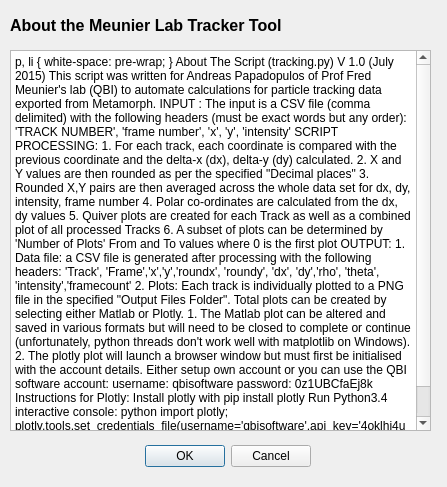
Qt form tracker_help.ui (QBI-Microscopy/Tracking) before a commit.
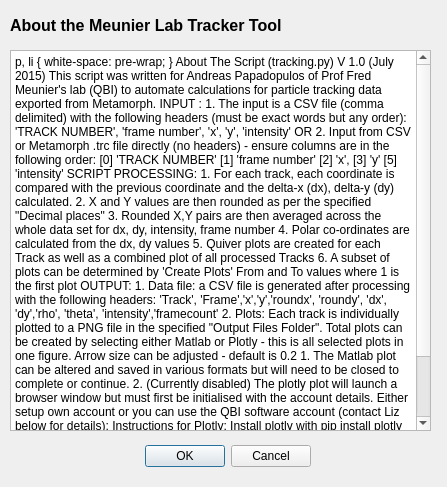
The same form after that commit.

Commit message: Added input from .trc file (Metamorph output) Added arrow size changer Updated help Updated plotting params

Patch:
```diff
--- a/tracker_help.ui
+++ b/tracker_help.ui
@@ -62,8 +62,14 @@
 &lt;p style=&quot; margin-top:0px; margin-bottom:0px; margin-left:0px; margin-right:0px; -qt-block-indent:0; text-indent:0px;&quot;&gt;&lt;span style=&quot; font-size:8pt;&quot;&gt;V 1.0 (July 2015)&lt;/span&gt;&lt;/p&gt;
 &lt;p style=&quot; margin-top:0px; margin-bottom:0px; margin-left:0px; margin-right:0px; -qt-block-indent:0; text-indent:0px;&quot;&gt;This script was written for Andreas Papadopulos of Prof Fred Meunier's lab (QBI) to automate calculations for particle tracking data exported from Metamorph.&lt;/p&gt;
 &lt;p style=&quot;-qt-paragraph-type:empty; margin-top:0px; margin-bottom:0px; margin-left:0px; margin-right:0px; -qt-block-indent:0; text-indent:0px;&quot;&gt;&lt;br /&gt;&lt;/p&gt;
-&lt;p style=&quot; margin-top:0px; margin-bottom:0px; margin-left:0px; margin-right:0px; -qt-block-indent:0; text-indent:0px;&quot;&gt;&lt;span style=&quot; font-weight:600;&quot;&gt;INPUT&lt;/span&gt;: The input is a CSV file (comma delimited) with the following headers (must be exact words but any order):&lt;/p&gt;
-&lt;p style=&quot; margin-top:0px; margin-bottom:0px; margin-left:0px; margin-right:0px; -qt-block-indent:0; text-indent:0px;&quot;&gt; 'TRACK NUMBER', 'frame number', 'x', 'y', 'intensity'&lt;/p&gt;
+&lt;p style=&quot; margin-top:0px; margin-bottom:0px; margin-left:0px; margin-right:0px; -qt-block-indent:0; text-indent:0px;&quot;&gt;&lt;span style=&quot; font-weight:600;&quot;&gt;INPUT&lt;/span&gt;: &lt;/p&gt;
+&lt;p style=&quot; margin-top:0px; margin-bottom:0px; margin-left:0px; margin-right:0px; -qt-block-indent:0; text-indent:0px;&quot;&gt;1. The input is a CSV file (comma delimited) with the following headers (must be exact words but any order):  'TRACK NUMBER', 'frame number', 'x', 'y', 'intensity'  OR&lt;/p&gt;
+&lt;p style=&quot; margin-top:0px; margin-bottom:0px; margin-left:0px; margin-right:0px; -qt-block-indent:0; text-indent:0px;&quot;&gt;2. Input from CSV or Metamorph .trc file directly (no headers) - ensure columns are in the following order: &lt;/p&gt;
+&lt;p style=&quot; margin-top:0px; margin-bottom:0px; margin-left:0px; margin-right:0px; -qt-block-indent:0; text-indent:0px;&quot;&gt;[0] 'TRACK NUMBER'&lt;/p&gt;
+&lt;p style=&quot; margin-top:0px; margin-bottom:0px; margin-left:0px; margin-right:0px; -qt-block-indent:0; text-indent:0px;&quot;&gt;[1] 'frame number'&lt;/p&gt;
+&lt;p style=&quot; margin-top:0px; margin-bottom:0px; margin-left:0px; margin-right:0px; -qt-block-indent:0; text-indent:0px;&quot;&gt;[2] 'x',&lt;/p&gt;
+&lt;p style=&quot; margin-top:0px; margin-bottom:0px; margin-left:0px; margin-right:0px; -qt-block-indent:0; text-indent:0px;&quot;&gt;[3] 'y'&lt;/p&gt;
+&lt;p style=&quot; margin-top:0px; margin-bottom:0px; margin-left:0px; margin-right:0px; -qt-block-indent:0; text-indent:0px;&quot;&gt;[5] 'intensity'&lt;/p&gt;
 &lt;p style=&quot;-qt-paragraph-type:empty; margin-top:0px; margin-bottom:0px; margin-left:0px; margin-right:0px; -qt-block-indent:0; text-indent:0px;&quot;&gt;&lt;br /&gt;&lt;/p&gt;
 &lt;p style=&quot; margin-top:0px; margin-bottom:0px; margin-left:0px; margin-right:0px; -qt-block-indent:0; text-indent:0px;&quot;&gt;&lt;span style=&quot; font-weight:600;&quot;&gt;SCRIPT PROCESSING:&lt;/span&gt;&lt;/p&gt;
 &lt;p style=&quot; margin-top:0px; margin-bottom:0px; margin-left:0px; margin-right:0px; -qt-block-indent:0; text-indent:0px;&quot;&gt;1. For each track, each coordinate is compared with the previous coordinate and the delta-x (dx), delta-y (dy) calculated.&lt;/p&gt;
@@ -71,17 +77,17 @@
 &lt;p style=&quot; margin-top:0px; margin-bottom:0px; margin-left:0px; margin-right:0px; -qt-block-indent:0; text-indent:0px;&quot;&gt;3. Rounded X,Y pairs are then averaged across the whole data set for dx, dy, intensity, frame number&lt;/p&gt;
 &lt;p style=&quot; margin-top:0px; margin-bottom:0px; margin-left:0px; margin-right:0px; -qt-block-indent:0; text-indent:0px;&quot;&gt;4. Polar co-ordinates are calculated from the dx, dy values&lt;/p&gt;
 &lt;p style=&quot; margin-top:0px; margin-bottom:0px; margin-left:0px; margin-right:0px; -qt-block-indent:0; text-indent:0px;&quot;&gt;5. Quiver plots are created for each Track as well as a combined plot of all processed Tracks&lt;/p&gt;
-&lt;p style=&quot; margin-top:0px; margin-bottom:0px; margin-left:0px; margin-right:0px; -qt-block-indent:0; text-indent:0px;&quot;&gt;6. A subset of plots can be determined by 'Number of Plots' From and To values where 0 is the first plot&lt;/p&gt;
+&lt;p style=&quot; margin-top:0px; margin-bottom:0px; margin-left:0px; margin-right:0px; -qt-block-indent:0; text-indent:0px;&quot;&gt;6. A subset of plots can be determined by 'Create Plots' From and To values where 1 is the first plot&lt;/p&gt;
 &lt;p style=&quot;-qt-paragraph-type:empty; margin-top:0px; margin-bottom:0px; margin-left:0px; margin-right:0px; -qt-block-indent:0; text-indent:0px;&quot;&gt;&lt;br /&gt;&lt;/p&gt;
 &lt;p style=&quot; margin-top:0px; margin-bottom:0px; margin-left:0px; margin-right:0px; -qt-block-indent:0; text-indent:0px;&quot;&gt;&lt;span style=&quot; font-weight:600;&quot;&gt;OUTPUT:&lt;/span&gt;&lt;/p&gt;
 &lt;p style=&quot; margin-top:0px; margin-bottom:0px; margin-left:0px; margin-right:0px; -qt-block-indent:0; text-indent:0px;&quot;&gt;1. &lt;span style=&quot; font-weight:600;&quot;&gt;Data file:&lt;/span&gt; a CSV file is generated after processing with the following headers:&lt;/p&gt;
 &lt;p style=&quot; margin-top:0px; margin-bottom:0px; margin-left:0px; margin-right:0px; -qt-block-indent:0; text-indent:0px;&quot;&gt;'Track', 'Frame','x','y','roundx', 'roundy', 'dx', 'dy','rho', 'theta', 'intensity','framecount'&lt;/p&gt;
 &lt;p style=&quot; margin-top:0px; margin-bottom:0px; margin-left:0px; margin-right:0px; -qt-block-indent:0; text-indent:0px;&quot;&gt;2. &lt;span style=&quot; font-weight:600;&quot;&gt;Plots:&lt;/span&gt; Each track is individually plotted to a PNG file in the specified &amp;quot;Output Files Folder&amp;quot;. &lt;/p&gt;
-&lt;p style=&quot; margin-top:0px; margin-bottom:0px; margin-left:0px; margin-right:0px; -qt-block-indent:0; text-indent:0px;&quot;&gt;&lt;span style=&quot; font-weight:600;&quot;&gt;Total plots &lt;/span&gt;can be created by selecting either Matlab or Plotly.  &lt;/p&gt;
-&lt;p style=&quot; margin-top:0px; margin-bottom:0px; margin-left:0px; margin-right:0px; -qt-block-indent:0; text-indent:0px;&quot;&gt;1. The Matlab plot can be altered and saved in various formats but will need to be closed to complete or continue (unfortunately, python threads don't work well with matplotlib on Windows).&lt;/p&gt;
-&lt;p style=&quot; margin-top:0px; margin-bottom:0px; margin-left:0px; margin-right:0px; -qt-block-indent:0; text-indent:0px;&quot;&gt;2. The plotly plot will launch a browser window but must first be initialised with the account details.  Either setup own account or you can use the QBI software account:&lt;/p&gt;
-&lt;p style=&quot; margin-top:0px; margin-bottom:0px; margin-left:0px; margin-right:0px; -qt-block-indent:0; text-indent:0px;&quot;&gt;    username: qbisoftware&lt;/p&gt;
-&lt;p style=&quot; margin-top:0px; margin-bottom:0px; margin-left:0px; margin-right:0px; -qt-block-indent:0; text-indent:0px;&quot;&gt;    password: 0z1UBCfaEj8k &lt;/p&gt;
+&lt;p style=&quot;-qt-paragraph-type:empty; margin-top:0px; margin-bottom:0px; margin-left:0px; margin-right:0px; -qt-block-indent:0; text-indent:0px;&quot;&gt;&lt;br /&gt;&lt;/p&gt;
+&lt;p style=&quot; margin-top:0px; margin-bottom:0px; margin-left:0px; margin-right:0px; -qt-block-indent:0; text-indent:0px;&quot;&gt;&lt;span style=&quot; font-weight:600;&quot;&gt;Total plots &lt;/span&gt;can be created by selecting either Matlab or Plotly - this is all selected plots in one figure.  &lt;/p&gt;
+&lt;p style=&quot; margin-top:0px; margin-bottom:0px; margin-left:0px; margin-right:0px; -qt-block-indent:0; text-indent:0px;&quot;&gt;&lt;span style=&quot; font-weight:600;&quot;&gt;Arrow size&lt;/span&gt; can be adjusted - default is 0.2&lt;/p&gt;
+&lt;p style=&quot; margin-top:0px; margin-bottom:0px; margin-left:0px; margin-right:0px; -qt-block-indent:0; text-indent:0px;&quot;&gt;1. The Matlab plot can be altered and saved in various formats but will need to be closed to complete or continue.&lt;/p&gt;
+&lt;p style=&quot; margin-top:0px; margin-bottom:0px; margin-left:0px; margin-right:0px; -qt-block-indent:0; text-indent:0px;&quot;&gt;2. &lt;span style=&quot; font-style:italic;&quot;&gt;(Currently disabled)&lt;/span&gt;The plotly plot will launch a browser window but must first be initialised with the account details.  Either setup own account or you can use the QBI software account (contact Liz below for details):&lt;/p&gt;
 &lt;p style=&quot; margin-top:0px; margin-bottom:0px; margin-left:0px; margin-right:0px; -qt-block-indent:0; text-indent:0px;&quot;&gt;&lt;span style=&quot; font-weight:600;&quot;&gt;Instructions for Plotly:&lt;/span&gt;&lt;/p&gt;
 &lt;p style=&quot; margin-top:0px; margin-bottom:0px; margin-left:0px; margin-right:0px; -qt-block-indent:0; text-indent:0px;&quot;&gt;Install plotly with&lt;/p&gt;
 &lt;p style=&quot; margin-top:0px; margin-bottom:0px; margin-left:0px; margin-right:0px; -qt-block-indent:0; text-indent:0px;&quot;&gt;&amp;gt;pip install plotly&lt;/p&gt;
@@ -90,6 +96,8 @@
 &lt;p style=&quot; margin-top:0px; margin-bottom:0px; margin-left:0px; margin-right:0px; -qt-block-indent:0; text-indent:0px;&quot;&gt;&amp;gt;&amp;gt;&amp;gt;import plotly;&lt;/p&gt;
 &lt;p style=&quot; margin-top:0px; margin-bottom:0px; margin-left:0px; margin-right:0px; -qt-block-indent:0; text-indent:0px;&quot;&gt;&amp;gt;&amp;gt;&amp;gt;plotly.tools.set_credentials_file(username='qbisoftware',api_key='4oklhj4uhy')&lt;/p&gt;
 &lt;p style=&quot;-qt-paragraph-type:empty; margin-top:0px; margin-bottom:0px; margin-left:0px; margin-right:0px; -qt-block-indent:0; text-indent:0px;&quot;&gt;&lt;br /&gt;&lt;/p&gt;
+&lt;p style=&quot; margin-top:0px; margin-bottom:0px; margin-left:0px; margin-right:0px; -qt-block-indent:0; text-indent:0px;&quot;&gt;&lt;span style=&quot; font-weight:600;&quot;&gt;USER SETTINGS:&lt;/span&gt;&lt;/p&gt;
+&lt;p style=&quot; margin-top:0px; margin-bottom:0px; margin-left:0px; margin-right:0px; -qt-block-indent:0; text-indent:0px;&quot;&gt;A user configuration file should be saved in your home directory as &amp;quot;.trackerconfig.ini&amp;quot;&lt;/p&gt;
 &lt;p style=&quot;-qt-paragraph-type:empty; margin-top:0px; margin-bottom:0px; margin-left:0px; margin-right:0px; -qt-block-indent:0; text-indent:0px;&quot;&gt;&lt;br /&gt;&lt;/p&gt;
 &lt;p style=&quot; margin-top:0px; margin-bottom:0px; margin-left:0px; margin-right:0px; -qt-block-indent:0; text-indent:0px;&quot;&gt;Any issues or suggestions - please contact Liz Cooper-Williams, QBI (e.cooperwilliams@uq.edu.au)&lt;/p&gt;&lt;/body&gt;&lt;/html&gt;</string>
     </property>
```
The commit also changes 8 other files.
